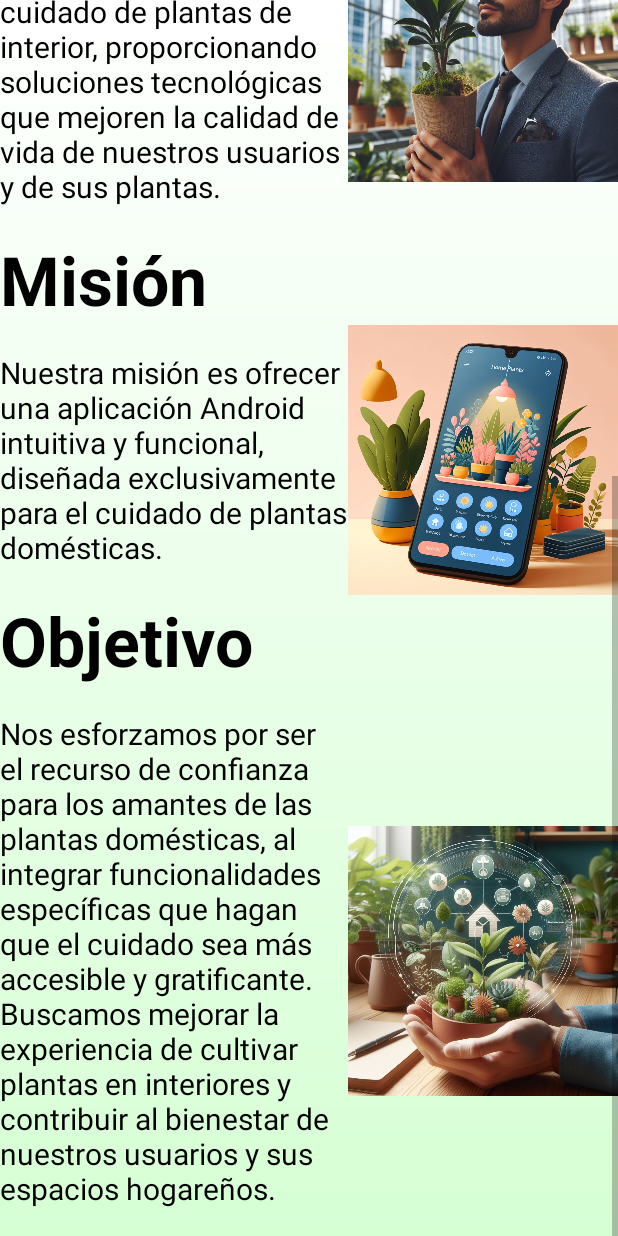
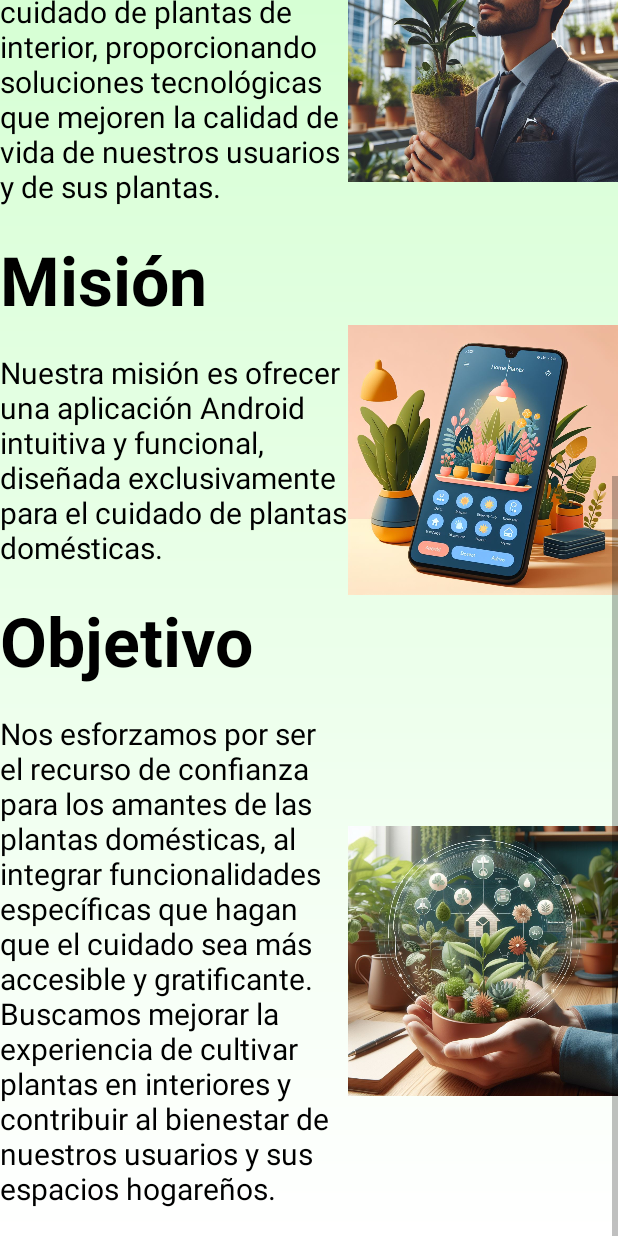
Before and after one commit to jerocen/Interfaces_Integradora, an Android app: the About screen opened directly, with no data from a screen before it, scrolled down 516 dp, on a phone screen of 412 x 824 dp. Run offline under Robolectric (Android 15) with nearby library versions, the phone set to English and light mode, and no system bars; Roboto replaces fonts that are not available here.

Commit message:
hola my father

```diff
--- a/app/src/main/java/com/example/interfaces_integradora/View/About.java
+++ b/app/src/main/java/com/example/interfaces_integradora/View/About.java
@@ -86,6 +86,7 @@ public class About extends AppCompatActivity implements NavigationView.OnNavigat
         navigationView.setNavigationItemSelectedListener(this);
 
         navigationView.setCheckedItem(R.id.nav_about);
+        getSupportActionBar().setTitle("Conocenos");
     }
 
     @Override
--- a/app/src/main/java/com/example/interfaces_integradora/View/Contact.java
+++ b/app/src/main/java/com/example/interfaces_integradora/View/Contact.java
@@ -84,6 +84,7 @@ public class Contact extends AppCompatActivity implements NavigationView.OnNavig
         navigationView.setNavigationItemSelectedListener(this);
 
         navigationView.setCheckedItem(R.id.nav_contact);
+        getSupportActionBar().setTitle("Contáctanos");
     }
 
     @Override
--- a/app/src/main/java/com/example/interfaces_integradora/View/Perfil.java
+++ b/app/src/main/java/com/example/interfaces_integradora/View/Perfil.java
@@ -90,6 +90,7 @@ public class Perfil extends AppCompatActivity implements NavigationView.OnNaviga
         navigationView.setNavigationItemSelectedListener(this);
 
         navigationView.setCheckedItem(R.id.nav_perfil);
+        getSupportActionBar().setTitle("Mi perfil");
 
         nombre = findViewById(R.id.nom);
         correo = findViewById(R.id.ema);
--- a/app/src/main/res/drawable/shapebackground.xml
+++ b/app/src/main/res/drawable/shapebackground.xml
@@ -1,6 +1,6 @@
 <shape xmlns:android="http://schemas.android.com/apk/res/android">
     <gradient
-        android:startColor="#FFFFFF"
-        android:endColor="#d6ffd4"
+        android:endColor="#FFFFFF"
+        android:startColor="#d6ffd4"
         android:angle="270" />
 </shape>
--- a/app/src/main/res/layout/activity_about.xml
+++ b/app/src/main/res/layout/activity_about.xml
@@ -31,7 +31,6 @@
                 android:id="@+id/toolbar"
                 android:layout_width="match_parent"
                 android:layout_height="wrap_content"
-                android:background="@color/white"
                 android:theme="@style/ThemeOverlay.AppCompat.Dark.ActionBar"
                 app:layout_constraintEnd_toEndOf="parent"
                 app:layout_constraintStart_toStartOf="parent"
```
